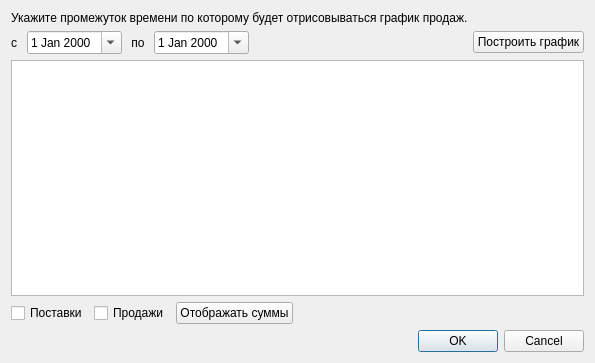
Qt form src/SalesPlotDialog.ui (kiselev-dmitrii/climberdb) before a commit.
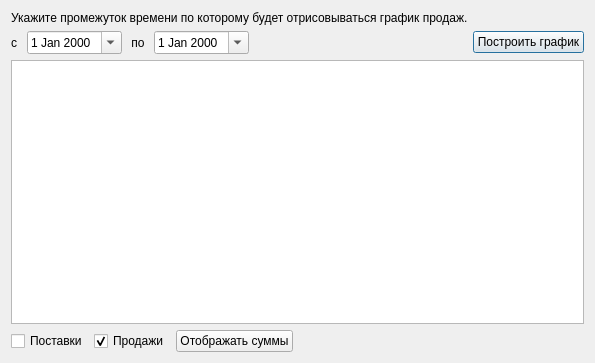
The same form after that commit.

Commit message: Add ability to draw plots of sales and deliveries

```diff
--- a/src/SalesPlotDialog.ui
+++ b/src/SalesPlotDialog.ui
@@ -71,7 +71,11 @@
     </layout>
    </item>
    <item>
-    <widget class="QGraphicsView" name="graphicsView"/>
+    <widget class="QGraphicsView" name="gvPlot">
+     <property name="renderHints">
+      <set>QPainter::Antialiasing|QPainter::HighQualityAntialiasing|QPainter::SmoothPixmapTransform|QPainter::TextAntialiasing</set>
+     </property>
+    </widget>
    </item>
    <item>
     <layout class="QHBoxLayout" name="horizontalLayout">
@@ -87,6 +91,9 @@
        <property name="text">
         <string>Продажи</string>
        </property>
+       <property name="checked">
+        <bool>true</bool>
+       </property>
       </widget>
      </item>
      <item>
@@ -117,16 +124,6 @@
      </item>
     </layout>
    </item>
-   <item>
-    <widget class="QDialogButtonBox" name="btnBox">
-     <property name="orientation">
-      <enum>Qt::Horizontal</enum>
-     </property>
-     <property name="standardButtons">
-      <set>QDialogButtonBox::Cancel|QDialogButtonBox::Ok</set>
-     </property>
-    </widget>
-   </item>
   </layout>
  </widget>
  <resources/>
```
Left out of the diff: 38 changed lines with no effect on the pictures. The commit also changes 7 other files.
